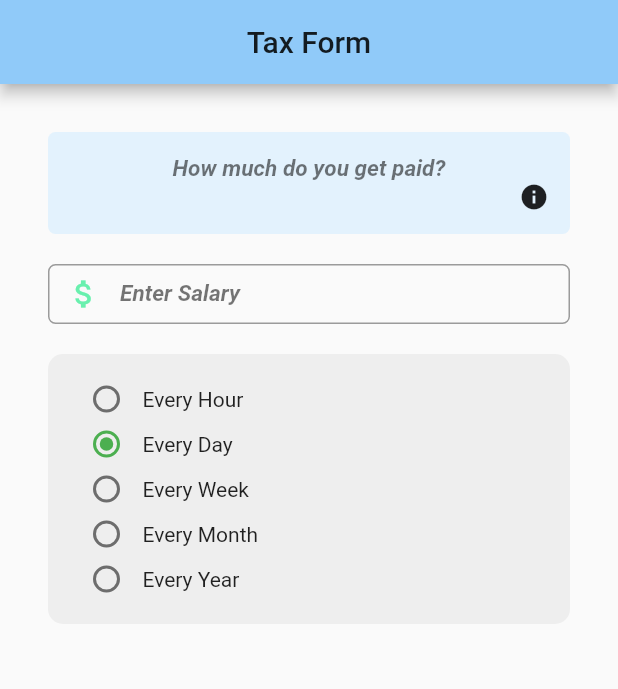
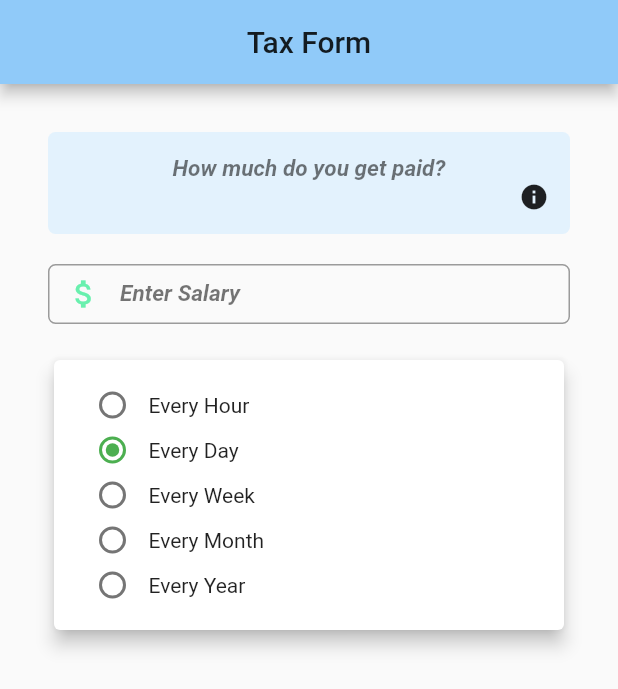
Before and after one commit to rayhaanbhikha/tax_calculator, a Flutter app: the screen it shows after launch, on a phone screen of 412 x 824 dp. Shown: the top 689 px of the screen. Run offline on Flutter 3.47's test engine with Material 2 defaults, Android fonts, the phone set to English and light mode, and no system bars.

Commit message:
Card widget added.

```diff
--- /dev/null
+++ b/lib/components/MyCard.dart
@@ -0,0 +1,18 @@
+import 'package:flutter/material.dart';
+
+class MyCard extends StatelessWidget {
+  final Widget child;
+
+  MyCard({@required this.child});
+
+  @override
+  Widget build(BuildContext context) {
+    return Card(
+      child: Padding(
+        padding: EdgeInsets.all(15),
+        child: child,
+      ),
+      elevation: 5,
+    );
+  }
+}
--- a/lib/components/RadioButtons.dart
+++ b/lib/components/RadioButtons.dart
@@ -15,15 +15,8 @@ class _MyRadioButtonsState extends State<MyRadioButtons> {
     });
   }
 
-  @override
   Widget build(BuildContext context) {
-    return Container(
-      padding: EdgeInsets.all(15),
-      decoration: BoxDecoration(
-        color: Colors.grey[200],
-        borderRadius: BorderRadius.circular(10.0),
-      ),
-      child: Column(
+    return Column(
         crossAxisAlignment: CrossAxisAlignment.start,
         children: <Widget>[
           radioButton(0, "Every Hour"),
@@ -32,8 +25,7 @@ class _MyRadioButtonsState extends State<MyRadioButtons> {
           radioButton(3, "Every Month"),
           radioButton(4, "Every Year"),
         ],
-      ),
-    );
+      );
   }
 
   Widget radioButton(int value, String radioText) {
--- a/lib/pages/SalaryScreen.dart
+++ b/lib/pages/SalaryScreen.dart
@@ -1,5 +1,6 @@
 import 'package:flutter/material.dart';
 import 'package:tax_calc/components/MainText.dart';
+import 'package:tax_calc/components/MyCard.dart';
 import 'package:tax_calc/components/RadioButtons.dart';
 import 'package:tax_calc/components/SalaryTextField.dart';
 
@@ -29,7 +30,7 @@ class SalaryTemplate extends StatelessWidget {
             Padding(padding: EdgeInsets.all(10)),
             SalaryTextField(),
             Padding(padding: EdgeInsets.all(10)),
-            MyRadioButtons()
+            MyCard(child: MyRadioButtons(),)
           ],
         ));
   }
```
